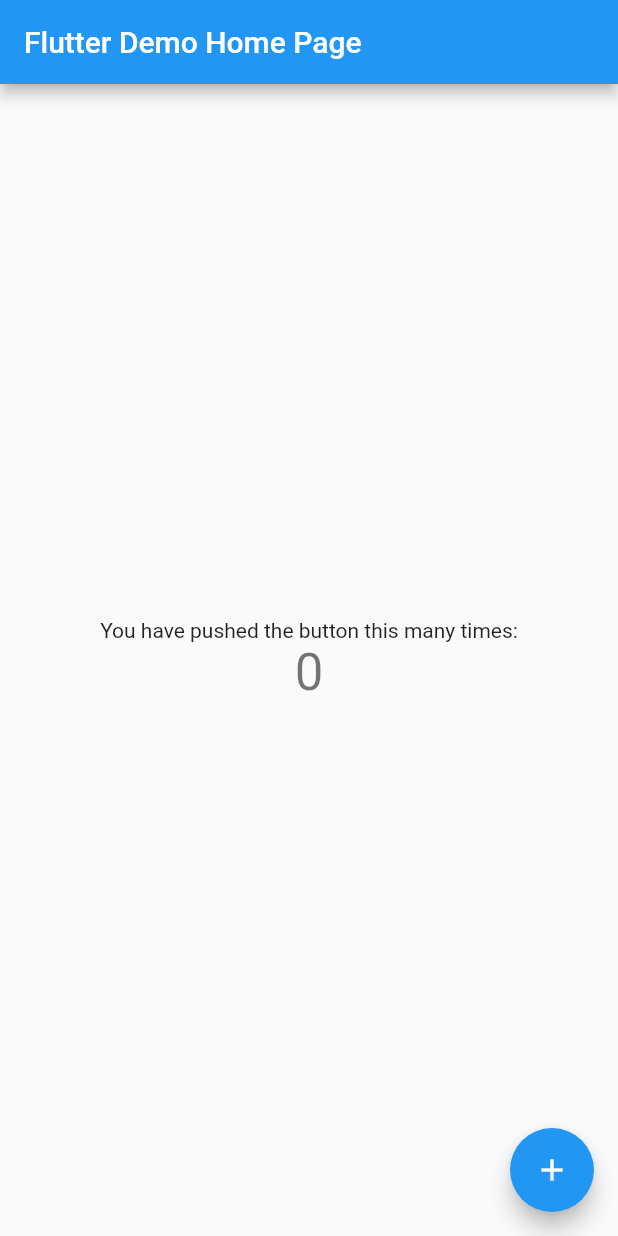
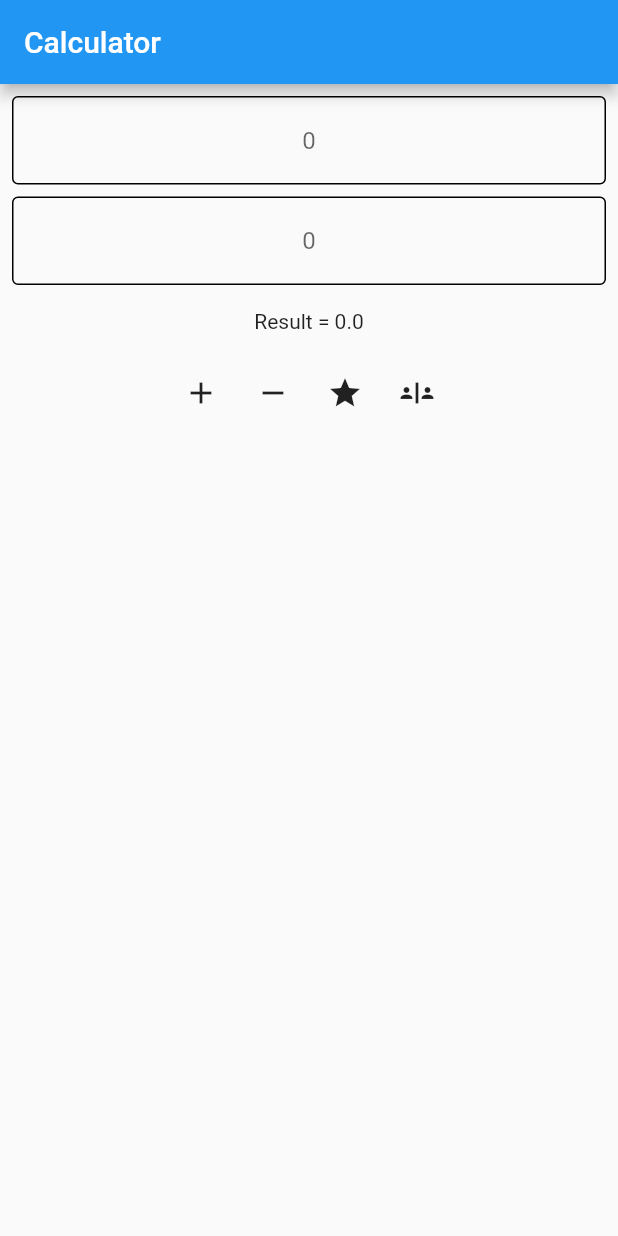
Before and after one commit to RafatMeraz/ostad-flutter-batch-1, a Flutter app: the screen it shows after launch, on a phone screen of 412 x 824 dp. Run offline on Flutter 3.47's test engine with Material 2 defaults, Android fonts, the phone set to English and light mode, and no system bars.

Commit message:
live class 21 code has been uploaded

```diff
--- a/lib/main.dart
+++ b/lib/main.dart
@@ -7,109 +7,225 @@ void main() {
 class MyApp extends StatelessWidget {
   const MyApp({super.key});
 
-  // This widget is the root of your application.
   @override
   Widget build(BuildContext context) {
     return MaterialApp(
       title: 'Flutter Demo',
       theme: ThemeData(
-        // This is the theme of your application.
-        //
-        // Try running your application with "flutter run". You'll see the
-        // application has a blue toolbar. Then, without quitting the app, try
-        // changing the primarySwatch below to Colors.green and then invoke
-        // "hot reload" (press "r" in the console where you ran "flutter run",
-        // or simply save your changes to "hot reload" in a Flutter IDE).
-        // Notice that the counter didn't reset back to zero; the application
-        // is not restarted.
         primarySwatch: Colors.blue,
       ),
-      home: const MyHomePage(title: 'Flutter Demo Home Page'),
+      home: CalculatorScreen(),
     );
   }
 }
 
-class MyHomePage extends StatefulWidget {
-  const MyHomePage({super.key, required this.title});
-
-  // This widget is the home page of your application. It is stateful, meaning
-  // that it has a State object (defined below) that contains fields that affect
-  // how it looks.
-
-  // This class is the configuration for the state. It holds the values (in this
-  // case the title) provided by the parent (in this case the App widget) and
-  // used by the build method of the State. Fields in a Widget subclass are
-  // always marked "final".
-
-  final String title;
+class Home extends StatefulWidget {
+  Home({Key? key}) : super(key: key);
 
   @override
-  State<MyHomePage> createState() => _MyHomePageState();
+  State<Home> createState() => _HomeState();
 }
 
-class _MyHomePageState extends State<MyHomePage> {
-  int _counter = 0;
-
-  void _incrementCounter() {
-    setState(() {
-      // This call to setState tells the Flutter framework that something has
-      // changed in this State, which causes it to rerun the build method below
-      // so that the display can reflect the updated values. If we changed
-      // _counter without calling setState(), then the build method would not be
-      // called again, and so nothing would appear to happen.
-      _counter++;
-    });
-  }
+class _HomeState extends State<Home> {
+  int counter = 0;
 
   @override
   Widget build(BuildContext context) {
-    // This method is rerun every time setState is called, for instance as done
-    // by the _incrementCounter method above.
-    //
-    // The Flutter framework has been optimized to make rerunning build methods
-    // fast, so that you can just rebuild anything that needs updating rather
-    // than having to individually change instances of widgets.
     return Scaffold(
       appBar: AppBar(
-        // Here we take the value from the MyHomePage object that was created by
-        // the App.build method, and use it to set our appbar title.
-        title: Text(widget.title),
+        title: const Text('Counter app'),
+      ),
+      floatingActionButton: Row(
+        mainAxisAlignment: MainAxisAlignment.center,
+        children: [
+          FloatingActionButton.extended(
+            onPressed: () {
+              counter++;
+              setState(() {});
+            },
+            label: Row(
+              children: [
+                Icon(Icons.add),
+                Text('Add'),
+              ],
+            ),
+          ),
+          const SizedBox(width: 16),
+          FloatingActionButton.extended(
+            onPressed: () {
+              if (counter > 0) {
+                counter--;
+                setState(() {});
+              }
+            },
+            label: Row(
+              children: [
+                Icon(Icons.remove),
+                Text('Remove'),
+              ],
+            ),
+          )
+        ],
       ),
       body: Center(
-        // Center is a layout widget. It takes a single child and positions it
-        // in the middle of the parent.
         child: Column(
-          // Column is also a layout widget. It takes a list of children and
-          // arranges them vertically. By default, it sizes itself to fit its
-          // children horizontally, and tries to be as tall as its parent.
-          //
-          // Invoke "debug painting" (press "p" in the console, choose the
-          // "Toggle Debug Paint" action from the Flutter Inspector in Android
-          // Studio, or the "Toggle Debug Paint" command in Visual Studio Code)
-          // to see the wireframe for each widget.
-          //
-          // Column has various properties to control how it sizes itself and
-          // how it positions its children. Here we use mainAxisAlignment to
-          // center the children vertically; the main axis here is the vertical
-          // axis because Columns are vertical (the cross axis would be
-          // horizontal).
+          crossAxisAlignment: CrossAxisAlignment.center,
           mainAxisAlignment: MainAxisAlignment.center,
-          children: <Widget>[
-            const Text(
-              'You have pushed the button this many times:',
+          children: [
+            Text(
+              counter.toString(),
+              style: const TextStyle(fontWeight: FontWeight.bold, fontSize: 24),
             ),
-            Text(
-              '$_counter',
-              style: Theme.of(context).textTheme.headline4,
-            ),
+            ElevatedButton(
+                onPressed: () {
+                  Navigator.push(context,
+                      MaterialPageRoute(builder: (context) => SecondScreen()));
+                },
+                child: Text('Go to second screen'))
           ],
         ),
       ),
-      floatingActionButton: FloatingActionButton(
-        onPressed: _incrementCounter,
-        tooltip: 'Increment',
-        child: const Icon(Icons.add),
-      ), // This trailing comma makes auto-formatting nicer for build methods.
     );
   }
 }
+
+class SecondScreen extends StatelessWidget {
+  SecondScreen({Key? key}) : super(key: key);
+
+  var counter = 0;
+
+  @override
+  Widget build(BuildContext context) {
+    return Scaffold(
+      appBar: AppBar(
+        title: Text('Second Screen'),
+      ),
+      body: Column(
+        children: [
+          Column(),
+          Row(),
+          Row(),
+          StatefulBuilder(builder: (context, setState) {
+            return Row(
+              children: [
+                Text(counter.toString()),
+                Spacer(),
+                ElevatedButton(
+                    onPressed: () {
+                      counter++;
+                      setState(() {});
+                    },
+                    child: Text('change name'))
+              ],
+            );
+          })
+        ],
+      ),
+    );
+  }
+}
+
+class CalculatorScreen extends StatefulWidget {
+  const CalculatorScreen({Key? key}) : super(key: key);
+
+  @override
+  State<CalculatorScreen> createState() => _CalculatorScreenState();
+}
+
+class _CalculatorScreenState extends State<CalculatorScreen> {
+  TextEditingController inputTextFieldController = TextEditingController();
+  TextEditingController inputTwoTextFieldController = TextEditingController();
+
+  double result = 0.0;
+
+  @override
+  Widget build(BuildContext context) {
+    return Scaffold(
+      appBar: AppBar(
+        title: Text('Calculator'),
+      ),
+      body: Padding(
+        padding: const EdgeInsets.all(8.0),
+        child: Column(
+          children: [
+            TextField(
+              controller: inputTextFieldController,
+              textAlign: TextAlign.center,
+              keyboardType: TextInputType.number,
+              decoration: const InputDecoration(
+                hintText: '0',
+                border: OutlineInputBorder(),
+                enabledBorder: OutlineInputBorder(),
+                focusedBorder: OutlineInputBorder(),
+              ),
+            ),
+            SizedBox(height: 8),
+            TextField(
+              controller: inputTwoTextFieldController,
+              textAlign: TextAlign.center,
+              keyboardType: TextInputType.number,
+              decoration: const InputDecoration(
+                hintText: '0',
+                border: OutlineInputBorder(),
+                enabledBorder: OutlineInputBorder(),
+                focusedBorder: OutlineInputBorder(),
+              ),
+            ),
+            SizedBox(height: 16),
+            Text('Result = $result'),
+            SizedBox(height: 16),
+            Row(
+              mainAxisAlignment: MainAxisAlignment.center,
+              children: [
+                IconButton(
+                    onPressed: () {
+                      final double firstValue =
+                          double.tryParse(inputTextFieldController.text) ?? 0;
+                      final double secondValue =
+                          double.tryParse(inputTwoTextFieldController.text) ??
+                              0;
+                      result = firstValue + secondValue;
+                      setState(() {});
+                    },
+                    icon: Icon(Icons.add)),
+                IconButton(
+                    onPressed: () {
+                      final double firstValue =
+                          double.tryParse(inputTextFieldController.text) ?? 0;
+                      final double secondValue =
+                          double.tryParse(inputTwoTextFieldController.text) ??
+                              0;
+                      result = firstValue - secondValue;
+                      setState(() {});
+                    },
+                    icon: Icon(Icons.remove)),
+                IconButton(
+                    onPressed: () {
+                      final double firstValue =
+                          double.tryParse(inputTextFieldController.text) ?? 0;
+                      final double secondValue =
+                          double.tryParse(inputTwoTextFieldController.text) ??
+                              0;
+                      result = firstValue * secondValue;
+                      setState(() {});
+                    },
+                    icon: Icon(Icons.star)),
+                IconButton(
+                    onPressed: () {
+                      final double firstValue =
+                          double.tryParse(inputTextFieldController.text) ?? 0;
+                      final double secondValue =
+                          double.tryParse(inputTwoTextFieldController.text) ??
+                              0;
+                      result = firstValue / secondValue;
+                      setState(() {});
+                    },
+                    icon: Icon(Icons.safety_divider)),
+              ],
+            )
+          ],
+        ),
+      ),
+    );
+  }
+}
```
